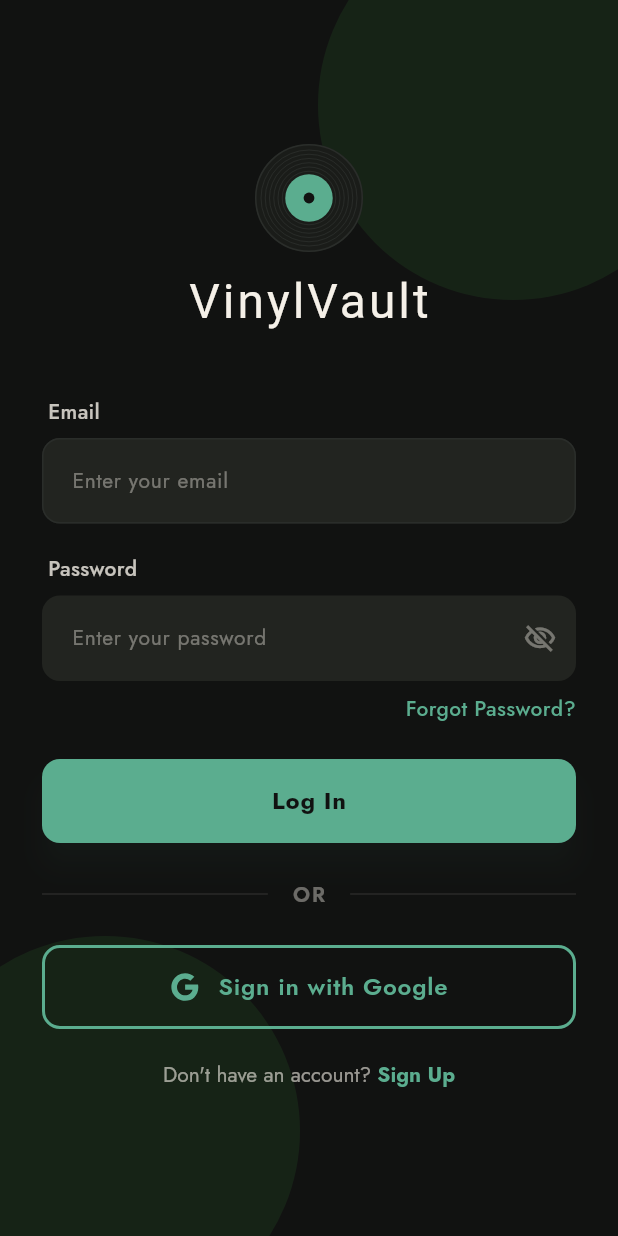
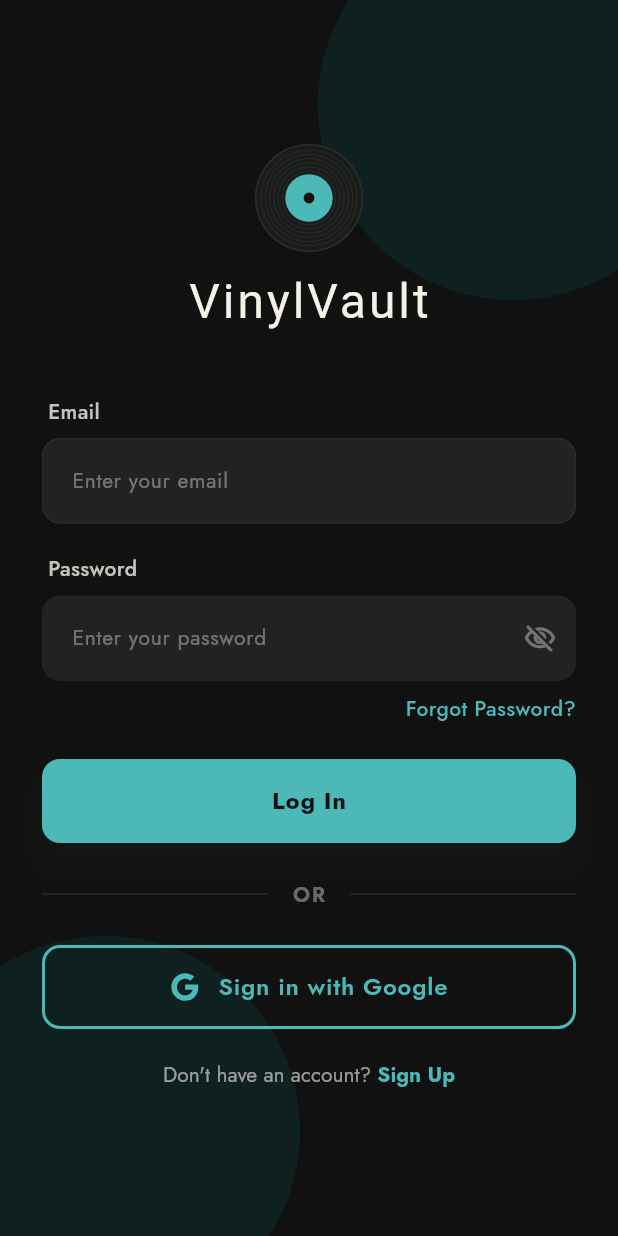
Before and after one commit to MerLin027/vinyl-vault-app, a Flutter app: the screen it shows after launch, on a phone screen of 412 x 824 dp. Run offline on Flutter 3.47's test engine with Material 3 defaults, Android fonts, the phone set to English and light mode, and no system bars; our stand-ins replace flutter_svg, google_fonts.

Commit message:
Update icons, assets, theme, login screen, and icon script

```diff
--- a/my_app/lib/config/theme.dart
+++ b/my_app/lib/config/theme.dart
@@ -3,14 +3,14 @@
 
 class AppColors {
   // ── Backgrounds ──────────────────────────────
-  static const Color background     = Color(0xFF111211); // dark charcoal-black
-  static const Color surface        = Color(0xFF1A1C19); // card surface
-  static const Color surfaceVariant = Color(0xFF222420); // input fields, chips
+  static const Color background     = Color(0xFF111111); // dark charcoal-black
+  static const Color surface        = Color(0xFF1A1A1A); // card surface
+  static const Color surfaceVariant = Color(0xFF222222); // input fields, chips
 
   // ── Accent ───────────────────────────────────
-  static const Color accent         = Color(0xFF5BAD8F); // muted sage-teal
-  static const Color accentLight    = Color(0xFF7EC4A8); // hover / highlight state
-  static const Color accentDark     = Color(0xFF3D8A6E); // pressed state
+  static const Color accent         = Color(0xFF4DB8B8); // muted sage-teal
+  static const Color accentLight    = Color(0xFF7ECECE); // hover / highlight state
+  static const Color accentDark     = Color(0xFF2E9494); // pressed state
 
   // ── Text ─────────────────────────────────────
   static const Color textPrimary    = Color(0xFFF5F0E8); // warm off-white
@@ -18,15 +18,15 @@
   static const Color textHint       = Color(0xFF7A6A5A); // placeholder text
 
   // ── UI Elements ──────────────────────────────
-  static const Color divider        = Color(0xFF222420);
-  static const Color border         = Color(0xFF2A2D2A);
+  static const Color divider        = Color(0xFF222222);
+  static const Color border         = Color(0xFF2A2A2A);
   static const Color error          = Color(0xFFCF6679);
-  static const Color success        = Color(0xFF5BAD8F);
+  static const Color success        = Color(0xFF4DB8B8);
   static const Color warning        = Color(0xFFD4A857);
 
   // ── Bottom Nav ───────────────────────────────
-  static const Color navBackground  = Color(0xFF0E100E);
-  static const Color navSelected    = Color(0xFF5BAD8F);
+  static const Color navBackground  = Color(0xFF0E0E0E);
+  static const Color navSelected    = Color(0xFF4DB8B8);
   static const Color navUnselected  = Color(0xFF7A6A5A);
 }
 
--- a/my_app/lib/screens/login/login_screen.dart
+++ b/my_app/lib/screens/login/login_screen.dart
@@ -32,14 +32,14 @@
 // primary/10 → rgba(91,173,143,0.10) → 0x1A5BAD8F // no theme equivalent
 const Color _colorPrimary10 = Color(0x1A5BAD8F);
 
-// ─── Google G logo SVG (fill hardcoded to #5BAD8F = text-primary) ─────────────
+// ─── Google G logo SVG (fill hardcoded to #4DB8B8 = accent) ────────────────────
 // Original HTML uses fill="currentColor" where currentColor = text-primary
 const String _googleLogoSvg = '''
 <svg xmlns="http://www.w3.org/2000/svg" viewBox="0 0 24 24">
-  <path d="M22.56 12.25c0-.78-.07-1.53-.2-2.25H12v4.26h5.92c-.26 1.37-1.04 2.53-2.21 3.31v2.77h3.57c2.08-1.92 3.28-4.74 3.28-8.09z" fill="#5BAD8F"/>
-  <path d="M12 23c2.97 0 5.46-.98 7.28-2.66l-3.57-2.77c-.98.66-2.23 1.06-3.71 1.06-2.86 0-5.29-1.93-6.16-4.53H2.18v2.84C3.99 20.53 7.7 23 12 23z" fill="#5BAD8F"/>
-  <path d="M5.84 14.09c-.22-.66-.35-1.36-.35-2.09s.13-1.43.35-2.09V7.07H2.18C1.43 8.55 1 10.22 1 12s.43 3.45 1.18 4.93l2.85-2.22.81-.62z" fill="#5BAD8F"/>
-  <path d="M12 5.38c1.62 0 3.06.56 4.21 1.64l3.15-3.15C17.45 2.09 14.97 1 12 1 7.7 1 3.99 3.47 2.18 7.07l3.66 2.84c.87-2.6 3.3-4.53 6.16-4.53z" fill="#5BAD8F"/>
+  <path d="M22.56 12.25c0-.78-.07-1.53-.2-2.25H12v4.26h5.92c-.26 1.37-1.04 2.53-2.21 3.31v2.77h3.57c2.08-1.92 3.28-4.74 3.28-8.09z" fill="#4DB8B8"/>
+  <path d="M12 23c2.97 0 5.46-.98 7.28-2.66l-3.57-2.77c-.98.66-2.23 1.06-3.71 1.06-2.86 0-5.29-1.93-6.16-4.53H2.18v2.84C3.99 20.53 7.7 23 12 23z" fill="#4DB8B8"/>
+  <path d="M5.84 14.09c-.22-.66-.35-1.36-.35-2.09s.13-1.43.35-2.09V7.07H2.18C1.43 8.55 1 10.22 1 12s.43 3.45 1.18 4.93l2.85-2.22.81-.62z" fill="#4DB8B8"/>
+  <path d="M12 5.38c1.62 0 3.06.56 4.21 1.64l3.15-3.15C17.45 2.09 14.97 1 12 1 7.7 1 3.99 3.47 2.18 7.07l3.66 2.84c.87-2.6 3.3-4.53 6.16-4.53z" fill="#4DB8B8"/>
 </svg>
 ''';
 
@@ -77,7 +77,7 @@
                     width: 260,
                     height: 260,
                     decoration: BoxDecoration(
-                      color: const Color(0xFF1A2E1A).withOpacity(0.6),
+                      color: const Color(0xFF0D2A2A).withOpacity(0.6),
                       borderRadius: BorderRadius.circular(200),
                     ),
                   ),
@@ -90,7 +90,7 @@
                     width: 260,
                     height: 260,
                     decoration: BoxDecoration(
-                      color: const Color(0xFF1A2E1A).withOpacity(0.6),
+                      color: const Color(0xFF0D2A2A).withOpacity(0.6),
                       borderRadius: BorderRadius.circular(200),
                     ),
                   ),
--- a/my_app/lib/scripts/generate_icon.dart
+++ b/my_app/lib/scripts/generate_icon.dart
@@ -23,7 +23,7 @@
     await _renderIcon(
       path: 'assets/images/app_icon.png',
       size: canvasSize,
-      background: const ui.Color(0xFF111211),
+      background: const ui.Color(0xFF111111),
       radiusFraction: 0.46, // record diameter ≈ 92 % of canvas
     );
 
@@ -71,7 +71,7 @@
 ///
 /// Colours match the widget exactly:
 ///   record fill   #1A1C19   groove rings + border  #2A2D2A
-///   center label  #5BAD8F   spindle hole           #111211
+///   center label  #4DB8B8   spindle hole           #111111
 void _drawVinyl(
   ui.Canvas canvas,
   double size, {
@@ -134,7 +134,7 @@
   canvas.drawCircle(
     center,
     labelRadius,
-    ui.Paint()..color = const ui.Color(0xFF5BAD8F),
+    ui.Paint()..color = const ui.Color(0xFF4DB8B8),
   );
 
   // ── Spindle hole ─────────────────────────────────────────────────────────
```
Also changed, not shown: my_app/assets/images/app_icon.png, my_app/assets/images/app_icon_foreground.png, 10 other files.
